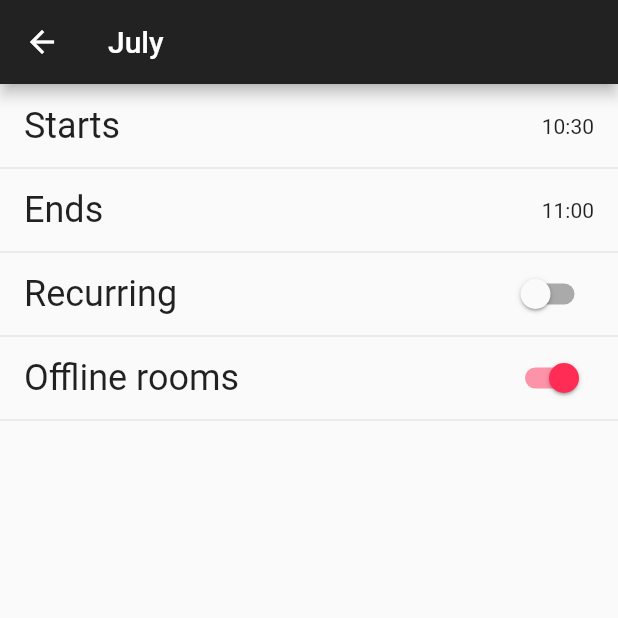
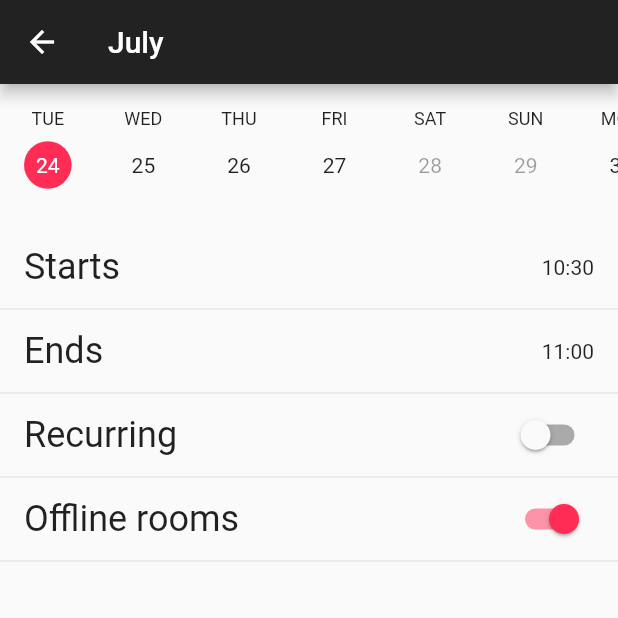
Before and after one commit to maksimr/JetBooking, a Flutter app: the DetailsScreen screen opened directly with empty values, on a phone screen of 412 x 824 dp, the top half of it. Run offline on Flutter 3.47's test engine with Material 2 defaults, Android fonts, the phone set to English and light mode, and no system bars.

Commit message:
feat(screen:details): add inline calendar

```diff
--- /dev/null
+++ b/lib/components/InlineCalendar.dart
@@ -0,0 +1,47 @@
+import 'package:flutter/material.dart';
+import 'package:jetbooking/components/CalendarDay.dart';
+import 'package:jetbooking/components/WeekDay.dart';
+
+class InlineCalendar extends StatelessWidget {
+  final DateTime date;
+
+  InlineCalendar({@required this.date});
+
+  @override
+  Widget build(BuildContext context) {
+    return ConstrainedBox(
+      constraints: BoxConstraints.tightForFinite(height: 94.0),
+      child: ListView.builder(
+        scrollDirection: Axis.horizontal,
+        itemBuilder: (context, index) {
+          return _buildDay(date.add(Duration(days: index)));
+        },
+      ),
+    );
+  }
+
+  _buildDay(DateTime dayDate) {
+    return Padding(
+      padding: const EdgeInsets.all(16.0),
+      child: Center(
+        child: Column(
+          children: <Widget>[
+            _buildWeekDayTitle(dayDate),
+            Padding(padding: EdgeInsets.only(top: 8.0)),
+            CalendarDay(
+              date: dayDate,
+              selected: dayDate == date,
+            ),
+          ],
+        ),
+      ),
+    );
+  }
+
+  _buildWeekDayTitle(DateTime dayDate) {
+    return WeekDay(
+      weekday: dayDate.weekday,
+      style: TextStyle(fontSize: 12.0),
+    );
+  }
+}
--- /dev/null
+++ b/lib/components/WeekDay.dart
@@ -0,0 +1,26 @@
+import 'package:flutter/widgets.dart';
+
+class WeekDay extends StatelessWidget {
+  final int weekday;
+  final TextStyle style;
+
+  WeekDay({@required this.weekday, this.style});
+
+  @override
+  Widget build(BuildContext context) {
+    return Text(
+      (_shortWeekdays[weekday - 1]).toUpperCase(),
+      style: style,
+    );
+  }
+
+  static const List<String> _shortWeekdays = const <String>[
+    'Mon',
+    'Tue',
+    'Wed',
+    'Thu',
+    'Fri',
+    'Sat',
+    'Sun',
+  ];
+}
--- a/lib/screens/DetailsScreen.dart
+++ b/lib/screens/DetailsScreen.dart
@@ -1,6 +1,7 @@
 import 'package:flutter/material.dart';
 import 'package:intl/intl.dart';
 import 'package:jetbooking/components/Accordion.dart';
+import 'package:jetbooking/components/InlineCalendar.dart';
 
 class DetailsScreen extends StatelessWidget {
   final DateTime date;
@@ -26,6 +27,7 @@ class DetailsScreen extends StatelessWidget {
     return Flex(
       direction: Axis.vertical,
       children: [
+        InlineCalendar(date: date),
         Accordion(
           children: [
             _buildStartsDate(),
```
Also changed, not shown: lib/components/Calendar.dart (+3 -12 lines), 3 other files.
